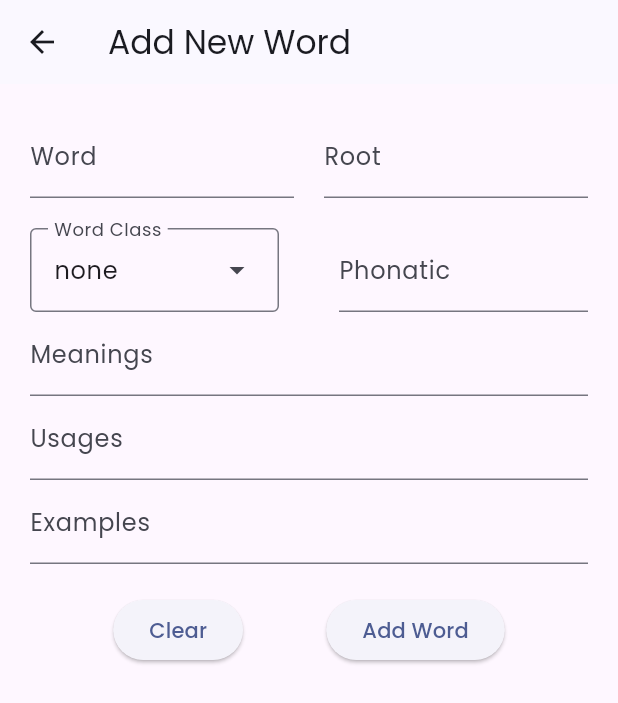
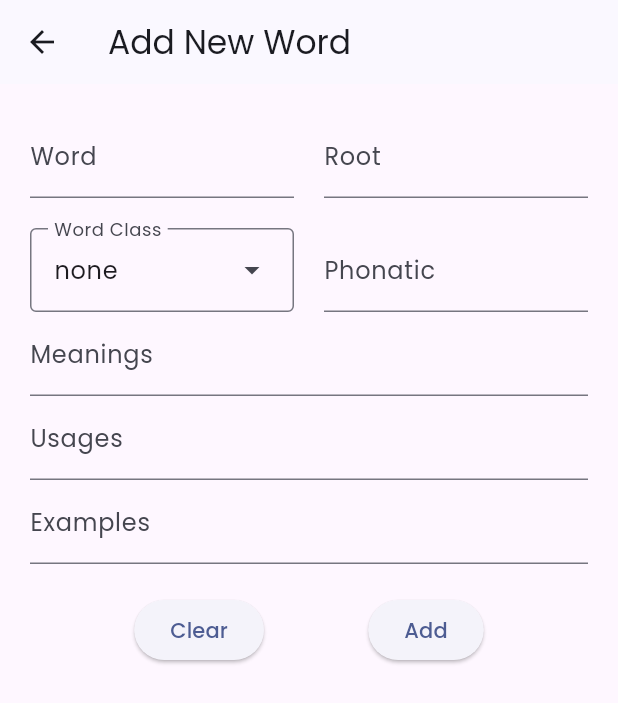
Before and after one commit to siddharth177/vocab-list, a Flutter app: the AddWordWidget screen opened directly, on a phone screen of 412 x 824 dp. Shown: the top 703 px of the screen. Run offline on Flutter 3.47's test engine with Material 3 defaults, Android fonts, the phone set to English and light mode, and no system bars; our stand-ins replace cloud_firestore, firebase_auth, firebase_core, flutter_riverpod, flutter_slidable, google_fonts and 1 more; accounts and stored records are empty.

Commit message:
ui change

```diff
--- a/lib/screens/vocab_list.dart
+++ b/lib/screens/vocab_list.dart
@@ -45,7 +45,7 @@ class _WordsListScreenState extends State<WordsListScreen> {
             examples: [],
             usages: [],
             definition: '',
-            popupTitle: 'Add New Word',
+            isEdit: false,
           );
         },
         isScrollControlled: true,
--- a/lib/widgets/add_word_widget.dart
+++ b/lib/widgets/add_word_widget.dart
@@ -1,12 +1,12 @@
 import 'package:flutter/material.dart';
+import 'package:flutter/rendering.dart';
 
 import '../models/word_meaning.dart';
 import '../utils/firebase.dart';
 
 class AddWordWidget extends StatefulWidget {
   AddWordWidget(
-      {
-        super.key,
+      {super.key,
       required this.word,
       required this.root,
       required this.phonatic,
@@ -14,7 +14,7 @@ class AddWordWidget extends StatefulWidget {
       required this.examples,
       required this.usages,
       required this.definition,
-        required this.popupTitle});
+      required this.isEdit});
 
   String word = '';
   String phonatic = '';
@@ -23,7 +23,7 @@ class AddWordWidget extends StatefulWidget {
   String definition = '';
   List<String> usages = [];
   List<String> examples = [];
-  String popupTitle = 'Add New Word';
+  bool isEdit = false;
 
   @override
   State<AddWordWidget> createState() {
@@ -41,6 +41,8 @@ class _AddWordWidgetState extends State<AddWordWidget> {
   List<String> _usages = [];
   List<String> _examples = [];
   String _popupTitle = "Add New Word";
+  String _saveButton = 'Add Word';
+  String _clearButton = 'Clear';
 
   @override
   void initState() {
@@ -52,7 +54,9 @@ class _AddWordWidgetState extends State<AddWordWidget> {
     _definition = widget.definition;
     _usages = widget.usages;
     _examples = widget.examples;
-    _popupTitle = widget.popupTitle;
+    _popupTitle = widget.isEdit ? 'Edit Word' : 'Add New Word';
+    _saveButton = widget.isEdit ? 'Save' : 'Add';
+    _clearButton = widget.isEdit ? 'Delete' : 'Clear';
 
     _wordController.text = _word;
     _phonaticController.text = _phonatic;
@@ -62,7 +66,7 @@ class _AddWordWidgetState extends State<AddWordWidget> {
   final TextEditingController _wordController = TextEditingController();
   final TextEditingController _rootController = TextEditingController();
   final TextEditingController _phonaticController = TextEditingController();
-  final TextEditingController _meaningController = TextEditingController();
+  final TextEditingController _definitionController = TextEditingController();
   final TextEditingController _usageController = TextEditingController();
   final TextEditingController _exampleController = TextEditingController();
 
@@ -99,7 +103,7 @@ class _AddWordWidgetState extends State<AddWordWidget> {
     _wordController.clear();
     _phonaticController.clear();
     _rootController.clear();
-    _meaningController.clear();
+    _definitionController.clear();
     _exampleController.clear();
     _usageController.clear();
 
@@ -135,7 +139,7 @@ class _AddWordWidgetState extends State<AddWordWidget> {
                 Row(
                   mainAxisAlignment: MainAxisAlignment.spaceBetween,
                   mainAxisSize: MainAxisSize.min,
-                  crossAxisAlignment: CrossAxisAlignment.end,
+                  crossAxisAlignment: CrossAxisAlignment.start,
                   children: [
                     Expanded(
                       child: TextFormField(
@@ -197,7 +201,7 @@ class _AddWordWidgetState extends State<AddWordWidget> {
                       ),
                     ),
                     const SizedBox(
-                      width: 40,
+                      width: 20,
                     ),
                     Expanded(
                       child: TextFormField(
@@ -222,7 +226,7 @@ class _AddWordWidgetState extends State<AddWordWidget> {
                   mainAxisAlignment: MainAxisAlignment.start,
                   children: [
                     TextFormField(
-                      controller: _meaningController,
+                      controller: _definitionController,
                       decoration: const InputDecoration(
                         label: Text('Meanings'),
                       ),
@@ -274,7 +278,9 @@ class _AddWordWidgetState extends State<AddWordWidget> {
                   mainAxisSize: MainAxisSize.min,
                   mainAxisAlignment: MainAxisAlignment.start,
                   children: [
-                    TextFormField(
+                    Flexible(
+                      fit: FlexFit.loose,
+                      child: TextFormField(
                         controller: _exampleController,
                         decoration: const InputDecoration(
                           label: Text('Examples'),
@@ -287,12 +293,21 @@ class _AddWordWidgetState extends State<AddWordWidget> {
                           _exampleController.clear();
                         },
                       ),
-                    Column(
-                      mainAxisAlignment: MainAxisAlignment.start,
-                      crossAxisAlignment: CrossAxisAlignment.start,
-                      children:
-                          _examples.map((meaning) => Text(meaning)).toList(),
                     ),
+                    Expanded(child: ListView.builder(
+                      shrinkWrap: true,
+                        physics: const BouncingScrollPhysics(),
+                        itemCount: _examples.length,
+                        itemBuilder: (context, index) {
+                        return ListTile(
+                          // contentPadding: const EdgeInsets.all(10),
+                          trailing: IconButton(onPressed: () => _removeExample(index), icon: const Icon(Icons.delete)),
+                          title: GestureDetector(
+                            onTap: () => _editExample(index),
+                            child: Text(_examples[index]),
+                          ),
+                        );
+                    }))
                   ],
                 ),
                 const SizedBox(
@@ -303,14 +318,21 @@ class _AddWordWidgetState extends State<AddWordWidget> {
                   mainAxisSize: MainAxisSize.min,
                   crossAxisAlignment: CrossAxisAlignment.end,
                   children: [
+                    if (widget.isEdit)
+                      ElevatedButton(
+                        onPressed: _onFormSubmit,
+                        child: Text(_saveButton),
+                      )
+                    else ...[
                       ElevatedButton(
                         onPressed: _clearEntries,
-                      child: const Text('Clear'),
+                        child: Text(_clearButton),
                       ),
                       ElevatedButton(
                         onPressed: _onFormSubmit,
-                      child: const Text('Add Word'),
+                        child: Text(_saveButton),
                       ),
+                    ]
                   ],
                 )
               ],
@@ -320,4 +342,18 @@ class _AddWordWidgetState extends State<AddWordWidget> {
       ),
     );
   }
+
+  _removeExample(int index) {
+    setState(() {
+      // _exampleController.text = _examples[index];
+      _examples.removeAt(index);
+    });
   }
+
+  _editExample(int index) {
+    setState(() {
+      _exampleController.text = _examples[index];
+      _examples.removeAt(index);
+    });
+  }
+}
--- a/lib/widgets/word_display_widget.dart
+++ b/lib/widgets/word_display_widget.dart
@@ -35,7 +35,7 @@ class _WordDisplayWidgetState extends State<WordDisplayWidget> {
           examples: widget.wordMeaning.examples,
           usages: widget.wordMeaning.usages,
           definition: widget.wordMeaning.definition,
-          popupTitle: 'Edit Word',
+          isEdit: true,
         );
       },
       isScrollControlled: true,
```
Lines whose indentation alone changed are shown as unchanged.
